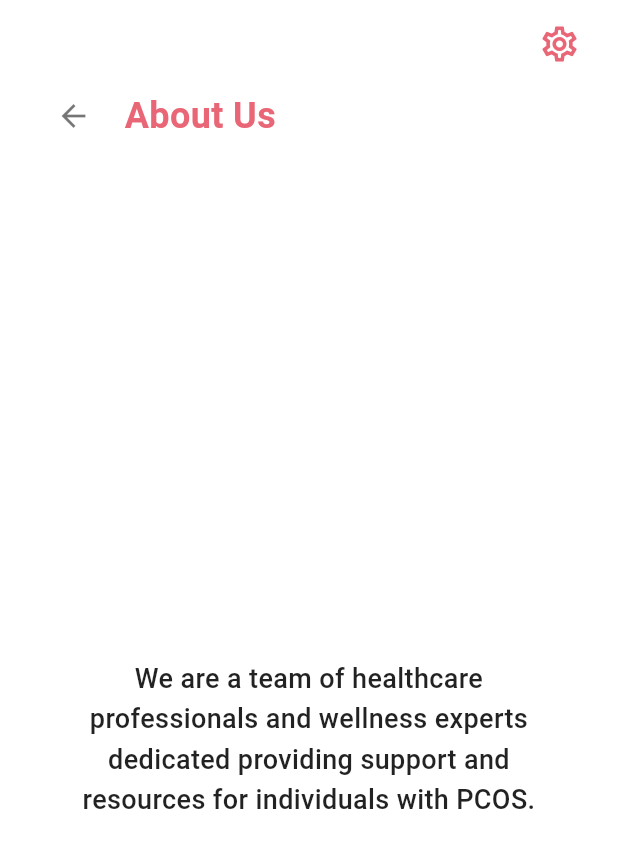
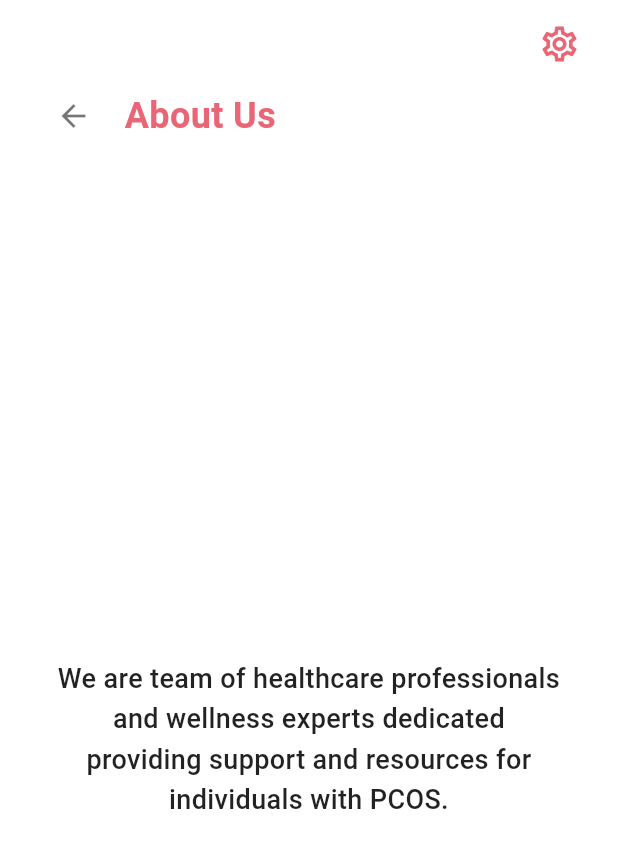
Before and after one commit to AbdullahHamoda20/Hormo-Track, a Flutter app: the AboutUsScreen screen opened directly, on a phone screen of 412 x 824 dp. Shown: the top 848 px of the screen. Run offline on Flutter 3.47's test engine with Material 3 defaults, Android fonts, the phone set to English and light mode, and no system bars.

Commit message:
Edit in files Version_1

```diff
--- a/lib/core/constants/app_colors.dart
+++ b/lib/core/constants/app_colors.dart
@@ -18,6 +18,8 @@
   static const  Color header = Color(0xffD63F67);
   static const  Color description = Color(0xffA8A8A8);
   static const Color back_skip_buttons = Color(0xff706D6D);
+  static const Color primaryPink = Color(0xFFE96677);
+
 
   // Buttons Color
   static const Color buttoColor = Color(0xffDA5F71);
--- a/lib/core/constants/app_routes.dart
+++ b/lib/core/constants/app_routes.dart
@@ -1,4 +1,7 @@
 abstract class AppRoutes{
   static const String splashScreen = "/";
   static const String onBoardingScreen = "/onBoarding-screen";
+  static const String aboutUs = "/aboutUs-screen";
+  static const String contactUs = "/contactUS-screen";
+  static const String settings = "/settings-screen";
 }
--- a/lib/core/constants/app_strings.dart
+++ b/lib/core/constants/app_strings.dart
@@ -61,7 +61,7 @@
   static const String resultsRecommendations = 'Results and Recommendations';
   static const String resultsDesc = 'Personalized reports tailored to each user';
 
-  static const String tipsAndSelfCare = 'Tips & Self-Care';
+  static const String tipsAndSelfCare = 'PCOS Tips & Self-Care';
   static const String tipsDesc = 'General tips and self care for you';
 
   // ===== Clinical Data Input =====
--- a/lib/features/onboarding/view/before_home.dart
+++ b/lib/features/onboarding/view/before_home.dart
@@ -60,7 +60,7 @@
             children: [
 
               /// Title
-            const Text(
+              const Text(
                 AppStrings.beforeHomeTitle,
                 textAlign: TextAlign.center,
                 style: TextStyle(
@@ -73,7 +73,7 @@
               const SizedBox(height: 45),
 
               /// Description
-             const Text(
+              const Text(
                 AppStrings.beforeHomeDesc,
                 textAlign: TextAlign.center,
                 style:TextStyle(
--- a/lib/features/settings/view/about_us_screen.dart
+++ b/lib/features/settings/view/about_us_screen.dart
@@ -1,9 +1,12 @@
 import 'package:flutter/material.dart';
+import 'package:hormo_track/core/constants/app_colors.dart';
+
+import '../../../core/constants/app_strings.dart';
 
 class AboutUsScreen extends StatelessWidget {
+  const AboutUsScreen({super.key});
   @override
   Widget build(BuildContext context) {
-    Color primaryPink = Color(0xFFE96677);
 
     return Scaffold(
       backgroundColor: Colors.white,
@@ -14,44 +17,41 @@
             crossAxisAlignment: CrossAxisAlignment.start,
             children: [
 
-              Align(
+              const  Align(
                 alignment: Alignment.topRight,
                 child: Padding(
-                  padding: const EdgeInsets.only(top: 15),
-                  child: Icon(Icons.settings_outlined, color: primaryPink, size: 28),
+                  padding: EdgeInsets.only(top: 15),
+                  child: Icon(Icons.settings_outlined, color: AppColors.primaryPink, size: 28),
                 ),
               ),
 
-              SizedBox(height: 10),
+              const  SizedBox(height: 10),
 
 
               Row(
                 children: [
                   IconButton(
-                    icon: Icon(Icons.arrow_back, color: Colors.black54),
+                    icon: const Icon(Icons.arrow_back, color: Colors.black54),
                     onPressed: () => Navigator.pop(context),
                   ),
-                  SizedBox(width: 10),
-                  Text(
-                    "About Us",
+                  const SizedBox(width: 10),
+                  const Text(
+                    AppStrings.aboutUs,
                     style: TextStyle(
-                      color: primaryPink,
+                      color: AppColors.primaryPink,
                       fontSize: 24,
                       fontWeight: FontWeight.bold,
                     ),
                   ),
                 ],
               ),
-
-              SizedBox(height: 60),
-
-                 //
+              const SizedBox(height: 60),
               const Spacer(flex: 1),
-              Center(
+              const Center(
                 child: Padding(
-                  padding: const EdgeInsets.symmetric(horizontal: 10.0),
+                  padding:  EdgeInsets.symmetric(horizontal: 10.0),
                   child: Text(
-                    "We are a team of healthcare professionals and wellness experts dedicated providing support and resources for individuals with PCOS.",
+                    AppStrings.aboutUsDesc,
                     textAlign: TextAlign.center,
                     style: TextStyle(
                       fontSize: 18,
--- a/lib/features/settings/view/contact_screen.dart
+++ b/lib/features/settings/view/contact_screen.dart
@@ -13,7 +13,7 @@
           child: Column(
             crossAxisAlignment: CrossAxisAlignment.start,
             children: [
-              Align(
+              const Align(
                 alignment: Alignment.topRight,
                 child: Icon(
                   Icons.settings_outlined,
```
Also changed, not shown: lib/features/auth/view/change_password_screen.dart (+11 -8 lines), lib/features/settings/view/settings_screen.dart (+12 -11 lines), lib/features/tips/view/tips_screen.dart (+14 -13 lines), lib/main.dart (+9 -5 lines), pubspec.lock.
